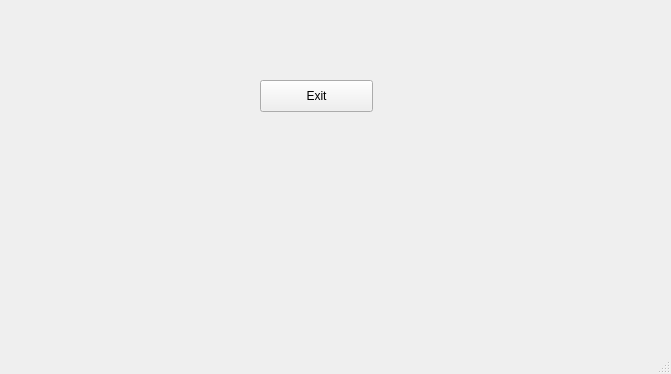
snorlaxse/PyQt5_Practice, file src/Chapter-2/MainWinSignalSlot.ui: the form before one commit.
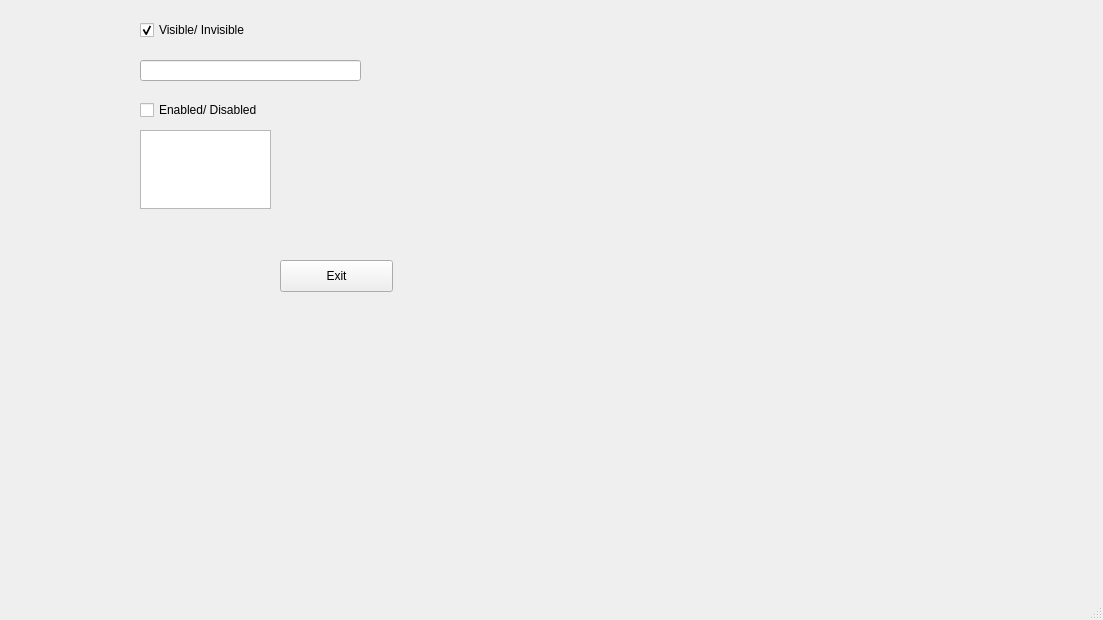
The form after the commit.

The edit to the form file:
```diff
--- a/src/Chapter-2/MainWinSignalSlot.ui
+++ b/src/Chapter-2/MainWinSignalSlot.ui
@@ -6,8 +6,8 @@
    <rect>
     <x>0</x>
     <y>0</y>
-    <width>671</width>
-    <height>374</height>
+    <width>1103</width>
+    <height>620</height>
    </rect>
   </property>
   <property name="windowTitle">
@@ -17,8 +17,8 @@
    <widget class="QPushButton" name="pushButton">
     <property name="geometry">
      <rect>
-      <x>260</x>
-      <y>80</y>
+      <x>280</x>
+      <y>260</y>
       <width>113</width>
       <height>32</height>
      </rect>
@@ -27,6 +27,64 @@
      <string>Exit</string>
     </property>
    </widget>
+   <widget class="QCheckBox" name="checkBox">
+    <property name="geometry">
+     <rect>
+      <x>140</x>
+      <y>20</y>
+      <width>131</width>
+      <height>20</height>
+     </rect>
+    </property>
+    <property name="text">
+     <string>Visible/ Invisible</string>
+    </property>
+    <property name="checked">
+     <bool>true</bool>
+    </property>
+   </widget>
+   <widget class="QCheckBox" name="checkBox_2">
+    <property name="enabled">
+     <bool>true</bool>
+    </property>
+    <property name="geometry">
+     <rect>
+      <x>140</x>
+      <y>100</y>
+      <width>141</width>
+      <height>20</height>
+     </rect>
+    </property>
+    <property name="text">
+     <string>Enabled/ Disabled</string>
+    </property>
+    <property name="checkable">
+     <bool>true</bool>
+    </property>
+    <property name="checked">
+     <bool>false</bool>
+    </property>
+   </widget>
+   <widget class="QLineEdit" name="lineEdit">
+    <property name="geometry">
+     <rect>
+      <x>140</x>
+      <y>60</y>
+      <width>221</width>
+      <height>21</height>
+     </rect>
+    </property>
+   </widget>
+   <widget class="QTextEdit" name="textEdit">
+    <property name="geometry">
+     <rect>
+      <x>140</x>
+      <y>130</y>
+      <width>131</width>
+      <height>79</height>
+     </rect>
+    </property>
+   </widget>
   </widget>
   <widget class="QMenuBar" name="menubar">
    <property name="geometry">
```
Left out of the diff: 38 changed lines with no effect on the pictures.
